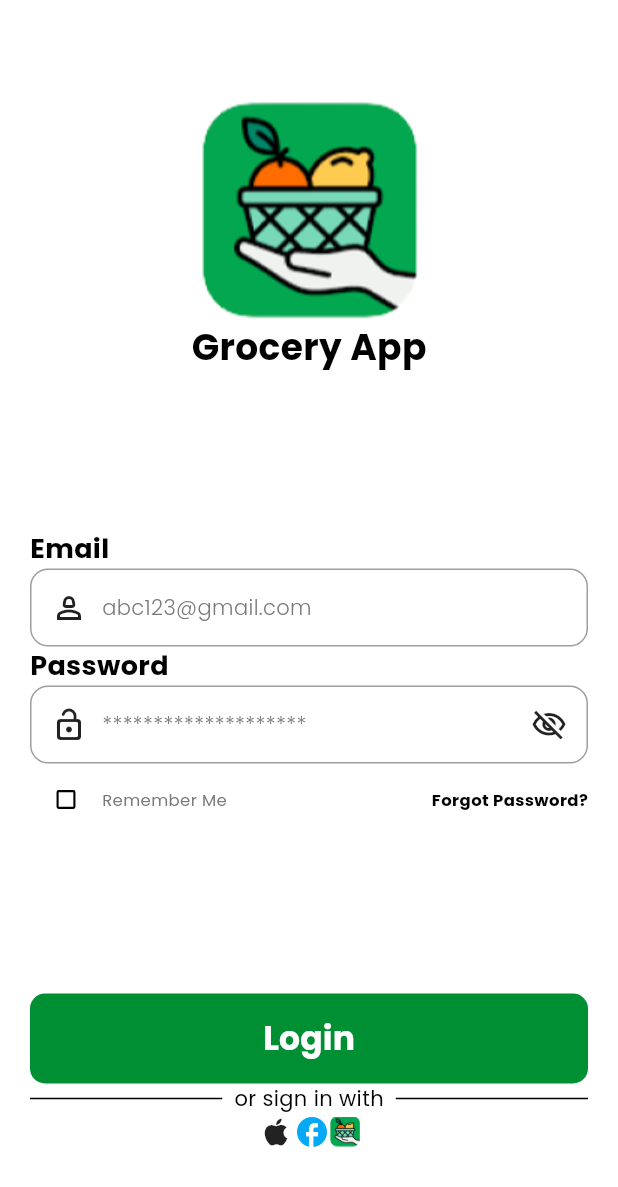
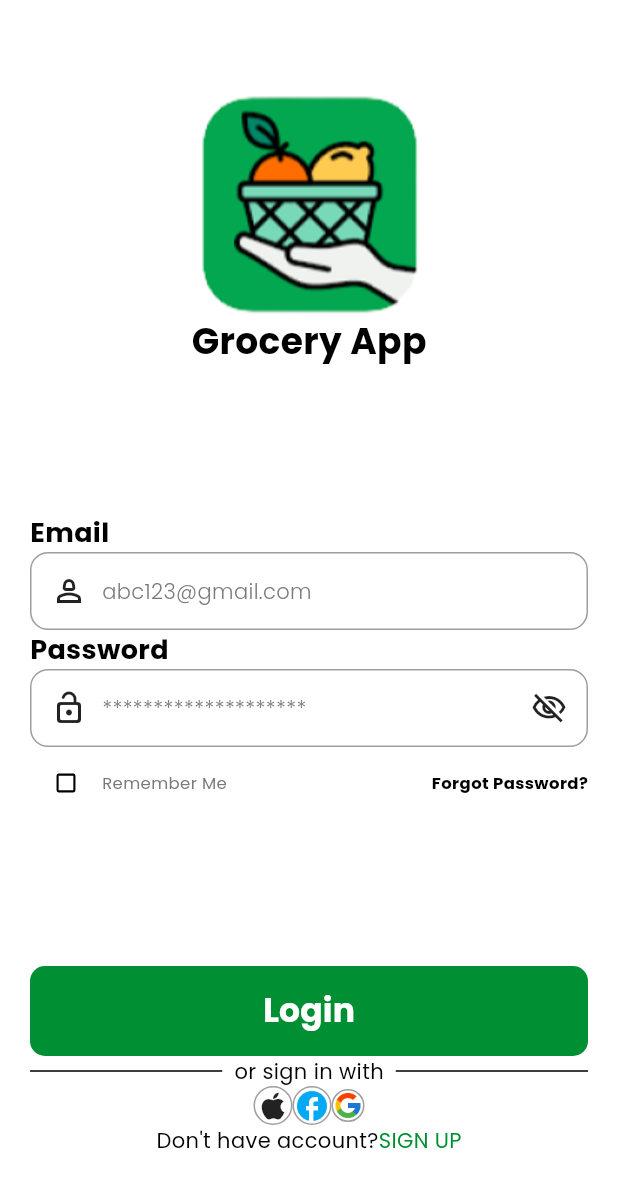
Before and after one commit to farazhub/grocery_app, a Flutter app: the LoginPage screen opened directly, on a phone screen of 412 x 824 dp. Shown: the top 1187 px of the screen. Run offline on Flutter 3.47's test engine with Material 3 defaults, Android fonts, the light colour scheme and no system bars; missing offline and left inert: dart:ffi.

Commit message:
changes fromlate night 11 june

```diff
--- a/lib/login_page.dart
+++ b/lib/login_page.dart
@@ -23,7 +23,7 @@ class _LoginPageState extends State<LoginPage> {
             padding: const EdgeInsets.fromLTRB(20, 15, 20, 5),
             child: Column(
               mainAxisAlignment: MainAxisAlignment.spaceAround,
-              crossAxisAlignment: CrossAxisAlignment.center,
+              crossAxisAlignment: CrossAxisAlignment.stretch,
               children: [
                 Column(
                   children: [
@@ -100,6 +100,7 @@ class _LoginPageState extends State<LoginPage> {
                   ],
                 ),
                 Column(
+                  mainAxisAlignment: MainAxisAlignment.spaceBetween,
                   children: [
                     newOutlinedButton(
                       onPressed: () {},
@@ -130,17 +131,53 @@ class _LoginPageState extends State<LoginPage> {
                     Row(
                       mainAxisAlignment: MainAxisAlignment.center,
                       children: [
-                        Icon(Icons.apple),
-                        Icon(
-                          Icons.facebook,
-                          color: Colors.lightBlue,
+                        Container(
+                          decoration: BoxDecoration(
+                            shape: BoxShape.circle,
+                            border: Border.all(
+                              color: Colors.grey,
+                            ),
+                          ),
+                            child: Icon(Icons.apple)),
+                        Container(
+                          decoration: BoxDecoration(
+                            shape: BoxShape.circle,
+                            border: Border.all(
+                              color: Colors.grey,
+                            ),
+                          ),
+                          child: Icon(
+                            Icons.facebook,
+                            color: Colors.lightBlue,
+                          ),
                         ),
-                        Image(
-                          image: AssetImage('images/logo.png'),
-                            width: 20,
+                        Container(
+                          decoration: BoxDecoration(
+                            shape: BoxShape.circle,
+                            border: Border.all(
+                              color: Colors.grey,
+                            ),
+                          ),
+                          child: Image(
+                            image: AssetImage('images/google_icon.png'),
+                              width: 20,
+                          ),
                         ),
                       ],
                     ),
+                    Row(
+                      mainAxisAlignment: MainAxisAlignment.center,
+                      children: [
+                        Text("Don't have account?",
+                          style: TextStyle(
+                            color: Colors.black,
+                          ),),
+                        Text("SIGN UP",
+                          style: TextStyle(
+                            color: Kgreen,
+                          ),)
+                      ],
+                    )
                   ],
                 ),
               ],
```
